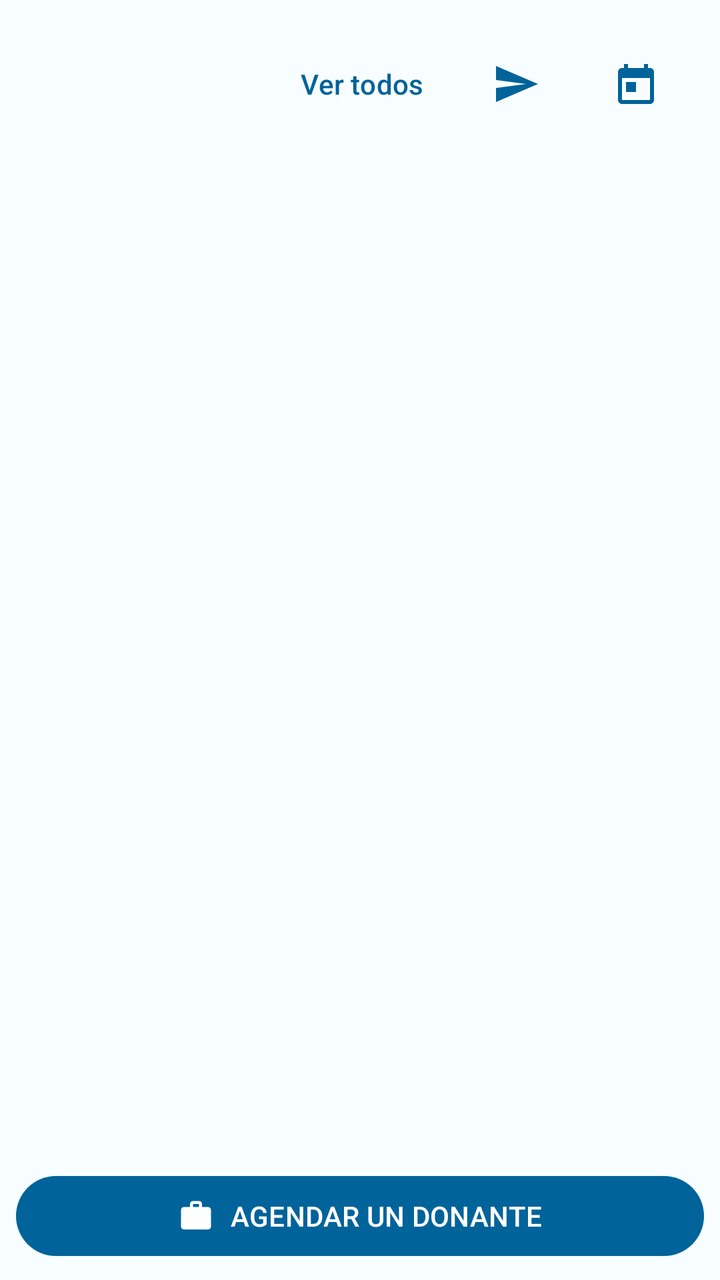
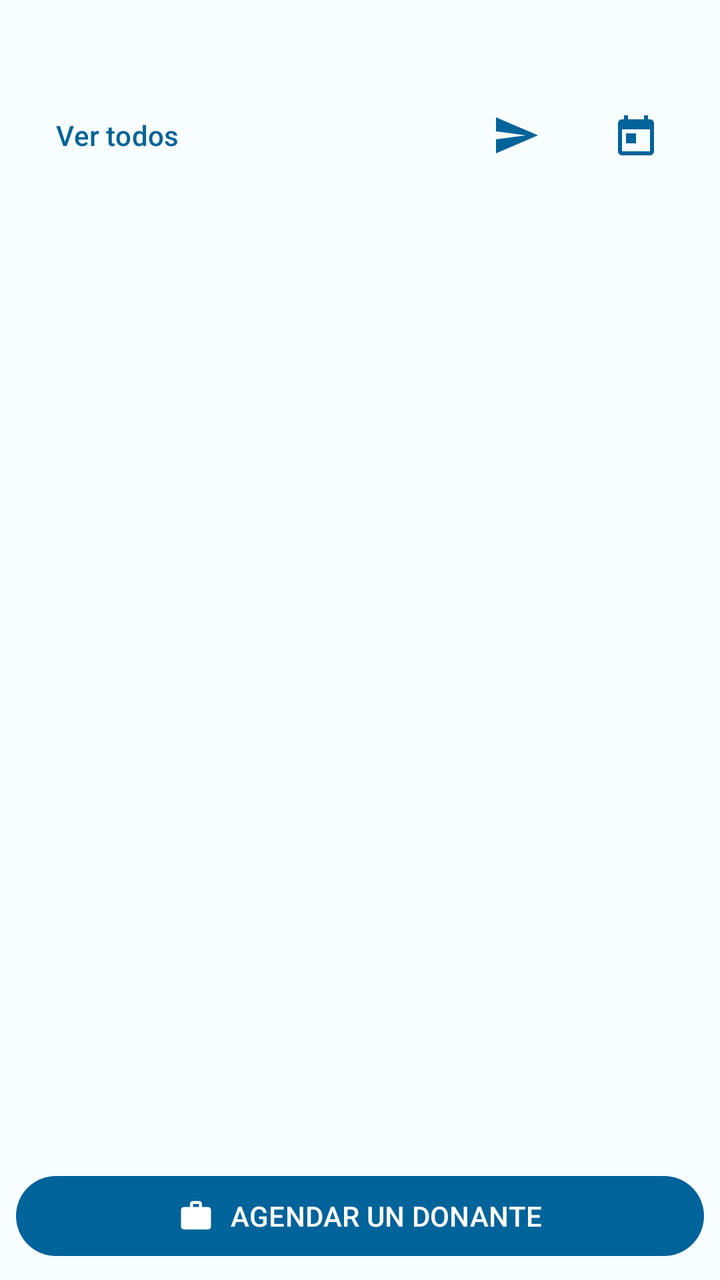

An Android layout rendered at two revisions. The XML below is the earlier revision; the diff shows what the commit changed to produce the second picture.
<!-- AndroidManifest.xml: application theme Theme.DonationSystem -->
<!-- res/layout/fragment_appointments.xml -->
<?xml version="1.0" encoding="utf-8"?>
<androidx.constraintlayout.widget.ConstraintLayout xmlns:android="http://schemas.android.com/apk/res/android"
    xmlns:app="http://schemas.android.com/apk/res-auto"
    xmlns:tools="http://schemas.android.com/tools"
    android:layout_width="match_parent"
    android:layout_height="match_parent"
    android:background="@color/surface_light"
    tools:context=".views.fragments.AppointmentsFragment">

    <LinearLayout
        android:id="@+id/rowWeekHeader"
        android:layout_width="0dp"
        android:layout_height="wrap_content"
        android:layout_marginStart="16dp"
        android:layout_marginTop="16dp"
        android:layout_marginEnd="16dp"
        android:gravity="center_vertical"
        android:orientation="horizontal"
        app:layout_constraintEnd_toEndOf="parent"
        app:layout_constraintStart_toStartOf="parent"
        app:layout_constraintTop_toTopOf="parent">

        <TextView
            android:id="@+id/textViewWeekHeader"
            android:layout_width="0dp"
            android:layout_height="wrap_content"
            android:layout_weight="1"
            android:textAppearance="?attr/textAppearanceTitleMedium"
            android:textColor="@color/clinical_dark_blue"
            android:textStyle="bold" />

        <com.google.android.material.button.MaterialButton
            android:id="@+id/buttonToggleHistory"
            style="@style/Widget.Material3.Button.TextButton"
            android:layout_width="wrap_content"
            android:layout_height="wrap_content"
            android:layout_marginEnd="8dp"
            android:minWidth="0dp"
            android:text="@string/action_view_all"
            android:textColor="@color/medical_blue" />

        <com.google.android.material.button.MaterialButton
            android:id="@+id/buttonToggleRequests"
            style="@style/Widget.Material3.Button.TextButton"
            android:layout_width="wrap_content"
            android:layout_height="wrap_content"
            android:layout_marginEnd="8dp"
            android:minWidth="0dp"
            android:text="@string/action_view_requests"
            android:textColor="@color/medical_blue"
            android:visibility="gone" />

        <com.google.android.material.button.MaterialButton
            android:id="@+id/buttonDispatchReminders"
            style="@style/Widget.Material3.Button.IconButton"
            android:layout_width="wrap_content"
            android:layout_height="wrap_content"
            android:layout_marginEnd="8dp"
            android:contentDescription="@string/cd_dispatch_reminders"
            app:icon="@drawable/ic_send"
            app:iconSize="24dp" />

        <com.google.android.material.button.MaterialButton
            android:id="@+id/buttonOpenCalendar"
            style="@style/Widget.Material3.Button.IconButton"
            android:layout_width="wrap_content"
            android:layout_height="wrap_content"
            android:contentDescription="@string/cd_open_calendar"
            app:icon="@drawable/ic_calendar"
            app:iconSize="24dp" />
    </LinearLayout>

    <TextView
        android:id="@+id/textViewSelectedDateLabel"
        android:layout_width="0dp"
        android:layout_height="wrap_content"
        android:layout_marginStart="16dp"
        android:layout_marginTop="8dp"
        android:layout_marginEnd="16dp"
        android:textAppearance="?attr/textAppearanceBodyMedium"
        android:textColor="@color/medical_blue"
        android:visibility="gone"
        app:layout_constraintEnd_toEndOf="parent"
        app:layout_constraintStart_toStartOf="parent"
        app:layout_constraintTop_toBottomOf="@+id/rowWeekHeader" />

    <androidx.recyclerview.widget.RecyclerView
        android:id="@+id/recyclerViewDaysFilter"
        android:layout_width="0dp"
        android:layout_height="wrap_content"
        android:layout_marginTop="12dp"
        android:orientation="horizontal"
        android:paddingStart="16dp"
        android:paddingEnd="16dp"
        app:layout_constraintEnd_toEndOf="parent"
        app:layout_constraintStart_toStartOf="parent"
        app:layout_constraintTop_toBottomOf="@+id/textViewSelectedDateLabel"
        tools:listitem="@layout/item_day_filter" />

    <TextView
        android:id="@+id/textViewEmptyAppointments"
        android:layout_width="wrap_content"
        android:layout_height="wrap_content"
        android:text="@string/empty_day_appointments"
        android:textColor="@color/on_surface_variant"
        android:visibility="gone"
        app:layout_constraintBottom_toBottomOf="parent"
        app:layout_constraintEnd_toEndOf="parent"
        app:layout_constraintStart_toStartOf="parent"
        app:layout_constraintTop_toTopOf="parent" />

    <androidx.recyclerview.widget.RecyclerView
        android:id="@+id/recyclerViewAppointmentsList"
        android:layout_width="0dp"
        android:layout_height="0dp"
        android:layout_marginTop="8dp"
        android:clipToPadding="false"
        android:paddingBottom="16dp"
        app:layout_constraintBottom_toTopOf="@+id/buttonScheduleDonor"
        app:layout_constraintEnd_toEndOf="parent"
        app:layout_constraintStart_toStartOf="parent"
        app:layout_constraintTop_toBottomOf="@+id/recyclerViewDaysFilter"
        tools:listitem="@layout/item_appointment" />

    <com.google.android.material.button.MaterialButton
        android:id="@+id/buttonScheduleDonor"
        android:layout_width="0dp"
        android:layout_height="wrap_content"
        android:layout_margin="8dp"
        android:text="@string/btn_schedule_donor"
        app:icon="@drawable/ic_workflow"
        app:iconGravity="textStart"
        app:layout_constraintBottom_toBottomOf="parent"
        app:layout_constraintEnd_toEndOf="parent"
        app:layout_constraintStart_toStartOf="parent" />

</androidx.constraintlayout.widget.ConstraintLayout>
<!-- res/layout/item_day_filter.xml (included above) -->
<?xml version="1.0" encoding="utf-8"?>
<com.google.android.material.card.MaterialCardView xmlns:android="http://schemas.android.com/apk/res/android"
    xmlns:app="http://schemas.android.com/apk/res-auto"
    android:id="@+id/cardDayFilter"
    android:layout_width="wrap_content"
    android:layout_height="wrap_content"
    android:layout_marginEnd="8dp"
    app:cardCornerRadius="8dp"
    app:cardElevation="0dp"
    app:strokeWidth="1dp"
    app:strokeColor="@color/medical_blue">

    <TextView
        android:id="@+id/textViewDayFilter"
        android:layout_width="wrap_content"
        android:layout_height="wrap_content"
        android:minWidth="56dp"
        android:paddingTop="10dp"
        android:paddingBottom="10dp"
        android:paddingStart="12dp"
        android:paddingEnd="12dp"
        android:gravity="center"
        android:textAppearance="?attr/textAppearanceLabelMedium"
        android:textColor="@color/medical_blue" />
</com.google.android.material.card.MaterialCardView>
<!-- res/layout/item_appointment.xml (included above) -->
<?xml version="1.0" encoding="utf-8"?>
<com.google.android.material.card.MaterialCardView xmlns:android="http://schemas.android.com/apk/res/android"
    xmlns:app="http://schemas.android.com/apk/res-auto"
    style="@style/Widget.App.Card"
    android:layout_width="match_parent"
    android:layout_height="wrap_content"
    android:layout_marginStart="@dimen/card_margin_h"
    android:layout_marginEnd="@dimen/card_margin_h"
    android:layout_marginBottom="@dimen/card_margin_v">

    <androidx.constraintlayout.widget.ConstraintLayout
        android:layout_width="match_parent"
        android:layout_height="wrap_content"
        android:padding="16dp">

        <com.google.android.material.chip.Chip
            android:id="@+id/chipAppointmentTime"
            android:layout_width="wrap_content"
            android:layout_height="wrap_content"
            android:clickable="false"
            android:focusable="false"
            android:text="@string/loading"
            app:layout_constraintEnd_toStartOf="@+id/buttonAppointmentActions"
            app:layout_constraintTop_toTopOf="parent" />

        <com.google.android.material.button.MaterialButton
            android:id="@+id/buttonAppointmentActions"
            style="@style/Widget.Material3.Button.IconButton"
            android:layout_width="wrap_content"
            android:layout_height="wrap_content"
            android:contentDescription="@string/cd_appointment_actions"
            app:icon="@drawable/ic_more_vert"
            app:iconSize="24dp"
            app:layout_constraintEnd_toEndOf="parent"
            app:layout_constraintTop_toTopOf="parent" />

        <TextView
            android:id="@+id/textViewAppointmentDonor"
            android:layout_width="0dp"
            android:layout_height="wrap_content"
            android:textAppearance="?attr/textAppearanceTitleSmall"
            android:textColor="@color/on_surface"
            app:layout_constraintEnd_toStartOf="@+id/chipAppointmentTime"
            app:layout_constraintStart_toStartOf="parent"
            app:layout_constraintTop_toTopOf="parent" />

        <TextView
            android:id="@+id/textViewAppointmentProcedure"
            android:layout_width="wrap_content"
            android:layout_height="wrap_content"
            android:layout_marginTop="8dp"
            android:text="@string/loading"
            android:textAppearance="?attr/textAppearanceBodyMedium"
            android:textColor="@color/medical_blue"
            app:layout_constraintStart_toStartOf="parent"
            app:layout_constraintTop_toBottomOf="@+id/textViewAppointmentDonor" />

        <com.google.android.material.chip.Chip
            android:id="@+id/chipAppointmentStatus"
            style="@style/Widget.Material3.Chip.Suggestion"
            android:layout_width="wrap_content"
            android:layout_height="wrap_content"
            android:layout_marginStart="8dp"
            android:checkable="false"
            android:textAppearance="?attr/textAppearanceLabelSmall"
            android:textColor="@color/white"
            android:textStyle="bold"
            android:visibility="gone"
            app:layout_constraintBottom_toBottomOf="@+id/textViewAppointmentProcedure"
            app:layout_constraintStart_toEndOf="@+id/textViewAppointmentProcedure"
            app:layout_constraintTop_toTopOf="@+id/textViewAppointmentProcedure" />

        <LinearLayout
            android:id="@+id/layoutReminderActions"
            android:layout_width="wrap_content"
            android:layout_height="wrap_content"
            android:layout_marginTop="12dp"
            android:gravity="center_vertical"
            android:orientation="horizontal"
            app:layout_constraintBottom_toBottomOf="parent"
            app:layout_constraintEnd_toEndOf="parent"
            app:layout_constraintTop_toBottomOf="@+id/textViewAppointmentProcedure">

            <com.google.android.material.button.MaterialButton
                android:id="@+id/buttonSendWhatsApp"
                style="@style/Widget.Material3.Button.IconButton"
                android:layout_width="wrap_content"
                android:layout_height="wrap_content"
                android:contentDescription="@string/cd_send_whatsapp"
                app:icon="@drawable/ic_whatsapp"
                app:iconSize="24dp" />

            <com.google.android.material.button.MaterialButton
                android:id="@+id/buttonSendEmail"
                style="@style/Widget.Material3.Button.IconButton"
                android:layout_width="wrap_content"
                android:layout_height="wrap_content"
                android:contentDescription="@string/cd_send_email"
                app:icon="@drawable/ic_mail"
                app:iconSize="24dp" />

            <ImageView
                android:id="@+id/imageViewReminderWhatsAppChecked"
                android:layout_width="40dp"
                android:layout_height="40dp"
                android:contentDescription="@string/msg_reminder_sent"
                android:src="@drawable/ic_check"
                app:tint="@color/aptitude_green"
                android:visibility="gone" />

            <ImageView
                android:id="@+id/imageViewReminderEmailChecked"
                android:layout_width="40dp"
                android:layout_height="40dp"
                android:contentDescription="@string/msg_reminder_sent"
                android:src="@drawable/ic_check"
                app:tint="@color/aptitude_green"
                android:visibility="gone" />
        </LinearLayout>
    </androidx.constraintlayout.widget.ConstraintLayout>
</com.google.android.material.card.MaterialCardView>
<!-- resources referenced by this layout -->
<resources>
  <color name="aptitude_green">#FF2E7D32</color>
  <color name="clinical_dark_blue">#FF001D33</color>
  <color name="medical_blue">#FF00639A</color>
  <color name="on_surface">#FF191C20</color>
  <color name="on_surface_variant">#FF42474E</color>
  <color name="surface_light">#FFF8FDFF</color>
  <color name="white">#FFFFFFFF</color>
  <dimen name="card_margin_h">16dp</dimen>
  <dimen name="card_margin_v">8dp</dimen>
  <!-- drawable ic_calendar (drawable) -->
  <vector xmlns:android="http://schemas.android.com/apk/res/android"
      android:width="24dp"
      android:height="24dp"
      android:viewportWidth="24"
      android:viewportHeight="24"
      android:tint="?attr/colorControlNormal">
      <path
          android:fillColor="@android:color/white"
          android:pathData="M19,4h-1V2h-2v2H8V2H6v2H5c-1.11,0 -1.99,0.9 -1.99,2L3,20c0,1.1 0.89,2 2,2h14c1.1,0 2,-0.9 2,-2V6C21,4.9 20.1,4 19,4zM19,20H5V9h14v11zM7,11h5v5H7z" />
  </vector>
  <!-- drawable ic_check (drawable) -->
  <vector xmlns:android="http://schemas.android.com/apk/res/android"
      android:width="24dp"
      android:height="24dp"
      android:viewportWidth="24"
      android:viewportHeight="24"
      android:tint="?attr/colorControlNormal">
      <path
          android:fillColor="@android:color/white"
          android:pathData="M9,16.17L4.83,12l-1.42,1.41L9,19 21,7l-1.41,-1.41z" />
  </vector>
  <!-- drawable ic_mail (drawable) -->
  <vector xmlns:android="http://schemas.android.com/apk/res/android"
      android:width="24dp"
      android:height="24dp"
      android:viewportWidth="24"
      android:viewportHeight="24"
      android:tint="?attr/colorControlNormal">
      <path
          android:fillColor="@android:color/white"
          android:pathData="M20,4H4c-1.1,0 -1.99,0.9 -1.99,2L2,18c0,1.1 0.9,2 2,2h16c1.1,0 2,-0.9 2,-2V6c0,-1.1 -0.9,-2 -2,-2zM20,8l-8,5 -8,-5V6l8,5 8,-5v2z" />
  </vector>
  <!-- drawable ic_send (drawable) -->
  <vector xmlns:android="http://schemas.android.com/apk/res/android"
      android:width="24dp"
      android:height="24dp"
      android:viewportWidth="24"
      android:viewportHeight="24"
      android:tint="?attr/colorControlNormal">
      <path
          android:fillColor="@android:color/white"
          android:pathData="M2.01,21L23,12 2.01,3 2,10l15,2 -15,2z" />
  </vector>
  <string name="action_view_all">Ver todos</string>
  <string name="action_view_requests">Solicitudes</string>
  <string name="btn_schedule_donor">AGENDAR UN DONANTE</string>
  <string name="cd_appointment_actions">Acciones del turno</string>
  <string name="cd_dispatch_reminders">Enviar recordatorios automáticos ahora</string>
  <string name="cd_open_calendar">Abrir calendario</string>
  <string name="cd_send_email">Enviar recordatorio por email</string>
  <string name="cd_send_whatsapp">Enviar recordatorio por WhatsApp</string>
  <string name="empty_day_appointments">No hay citas para este día</string>
  <string name="loading">Cargando...</string>
  <string name="msg_reminder_sent">Recordatorio enviado</string>
  <style name="Widget.App.Card" parent="Widget.Material3.CardView.Filled">
          <item name="cardCornerRadius">@dimen/card_corner_radius</item>
      </style>
  <style name="Theme.DonationSystem" parent="Base.Theme.DonationSystem" />
  <dimen name="card_corner_radius">12dp</dimen>
  <color name="on_primary">#FFFFFFFF</color>
  <color name="medical_blue_light">#FFD1E4FF</color>
  <color name="on_secondary">#FFFFFFFF</color>
  <color name="surface_variant">#FFDEE3EB</color>
  <color name="outline">#FF72777F</color>
  <color name="surface_container_lowest">#FFFFFFFF</color>
  <color name="surface_container_low">#FFF3F8FB</color>
  <color name="surface_container">#FFEDF3F8</color>
  <color name="surface_container_high">#FFE7EDF3</color>
  <color name="surface_container_highest">#FFE1E9F0</color>
  <!-- unchanged entries left out for length: 4 -->
</resources>

<!-- the commit's change to res/layout/fragment_appointments.xml (unified diff, before → after) -->
@@ -14,60 +14,71 @@
         android:layout_marginStart="16dp"
         android:layout_marginTop="16dp"
         android:layout_marginEnd="16dp"
-        android:gravity="center_vertical"
-        android:orientation="horizontal"
+        android:orientation="vertical"
         app:layout_constraintEnd_toEndOf="parent"
         app:layout_constraintStart_toStartOf="parent"
         app:layout_constraintTop_toTopOf="parent">
 
         <TextView
             android:id="@+id/textViewWeekHeader"
-            android:layout_width="0dp"
-            android:layout_height="wrap_content"
-            android:layout_weight="1"
+            android:layout_width="match_parent"
+            android:layout_height="wrap_content"
             android:textAppearance="?attr/textAppearanceTitleMedium"
             android:textColor="@color/clinical_dark_blue"
             android:textStyle="bold" />
 
-        <com.google.android.material.button.MaterialButton
-            android:id="@+id/buttonToggleHistory"
-            style="@style/Widget.Material3.Button.TextButton"
-            android:layout_width="wrap_content"
-            android:layout_height="wrap_content"
-            android:layout_marginEnd="8dp"
-            android:minWidth="0dp"
-            android:text="@string/action_view_all"
-            android:textColor="@color/medical_blue" />
-
-        <com.google.android.material.button.MaterialButton
-            android:id="@+id/buttonToggleRequests"
-            style="@style/Widget.Material3.Button.TextButton"
-            android:layout_width="wrap_content"
-            android:layout_height="wrap_content"
-            android:layout_marginEnd="8dp"
-            android:minWidth="0dp"
-            android:text="@string/action_view_requests"
-            android:textColor="@color/medical_blue"
-            android:visibility="gone" />
-
-        <com.google.android.material.button.MaterialButton
-            android:id="@+id/buttonDispatchReminders"
-            style="@style/Widget.Material3.Button.IconButton"
-            android:layout_width="wrap_content"
-            android:layout_height="wrap_content"
-            android:layout_marginEnd="8dp"
-            android:contentDescription="@string/cd_dispatch_reminders"
-            app:icon="@drawable/ic_send"
-            app:iconSize="24dp" />
-
-        <com.google.android.material.button.MaterialButton
-            android:id="@+id/buttonOpenCalendar"
-            style="@style/Widget.Material3.Button.IconButton"
-            android:layout_width="wrap_content"
-            android:layout_height="wrap_content"
-            android:contentDescription="@string/cd_open_calendar"
-            app:icon="@drawable/ic_calendar"
-            app:iconSize="24dp" />
+        <LinearLayout
+            android:layout_width="match_parent"
+            android:layout_height="wrap_content"
+            android:layout_marginTop="4dp"
+            android:gravity="center_vertical"
+            android:orientation="horizontal">
+
+            <com.google.android.material.button.MaterialButton
+                android:id="@+id/buttonToggleHistory"
+                style="@style/Widget.Material3.Button.TextButton"
+                android:layout_width="wrap_content"
+                android:layout_height="wrap_content"
+                android:layout_marginEnd="8dp"
+                android:minWidth="0dp"
+                android:text="@string/action_view_all"
+                android:textColor="@color/medical_blue" />
+
+            <com.google.android.material.button.MaterialButton
+                android:id="@+id/buttonToggleRequests"
+                style="@style/Widget.Material3.Button.TextButton"
+                android:layout_width="wrap_content"
+                android:layout_height="wrap_content"
+                android:layout_marginEnd="8dp"
+                android:minWidth="0dp"
+                android:text="@string/action_view_requests"
+                android:textColor="@color/medical_blue"
+                android:visibility="gone" />
+
+            <Space
+                android:layout_width="0dp"
+                android:layout_height="1dp"
+                android:layout_weight="1" />
+
+            <com.google.android.material.button.MaterialButton
+                android:id="@+id/buttonDispatchReminders"
+                style="@style/Widget.Material3.Button.IconButton"
+                android:layout_width="wrap_content"
+                android:layout_height="wrap_content"
+                android:layout_marginEnd="8dp"
+                android:contentDescription="@string/cd_dispatch_reminders"
+                app:icon="@drawable/ic_send"
+                app:iconSize="24dp" />
+
+            <com.google.android.material.button.MaterialButton
+                android:id="@+id/buttonOpenCalendar"
+                style="@style/Widget.Material3.Button.IconButton"
+                android:layout_width="wrap_content"
+                android:layout_height="wrap_content"
+                android:contentDescription="@string/cd_open_calendar"
+                app:icon="@drawable/ic_calendar"
+                app:iconSize="24dp" />
+        </LinearLayout>
     </LinearLayout>
 
     <TextView
